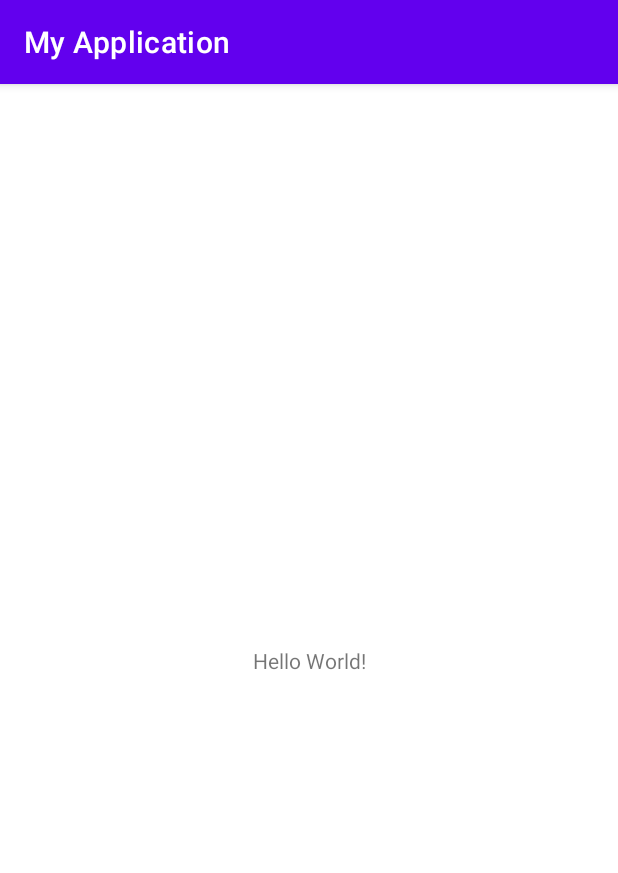
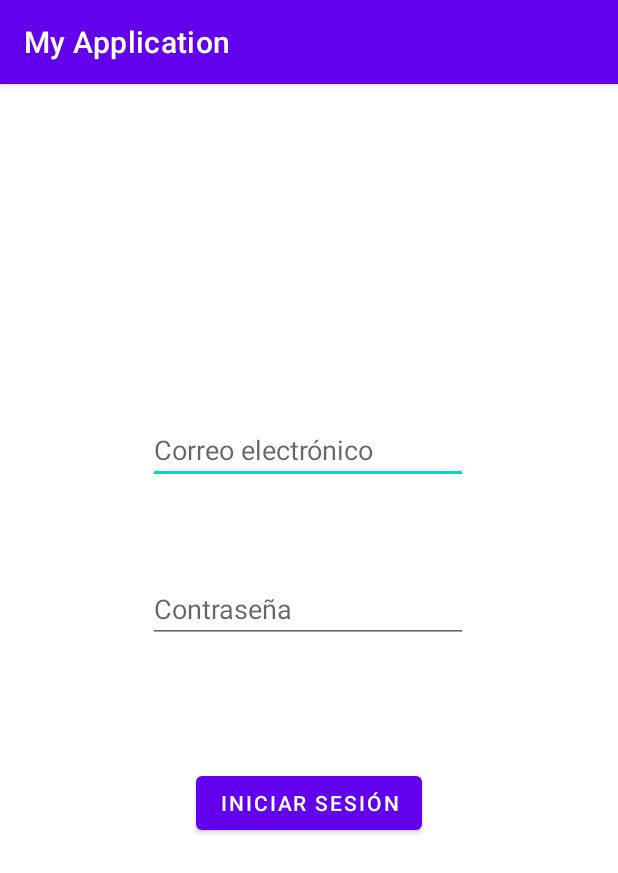
Before and after one commit to ChantalMorales/Prueba2BTopicosEspeciales, an Android app: the screen it shows after launch (MainActivity), on a phone screen of 412 x 824 dp. Shown: the top 873 px of the screen. Run offline under Robolectric (Android 15) with nearby library versions, the phone set to English and light mode, and no system bars; our stand-ins replace Firebase (no records; nobody signed in at launch, a user with empty details on screens opened directly).

```diff
--- a/Prueba/app/build.gradle
+++ b/Prueba/app/build.gradle
@@ -1,5 +1,6 @@
 plugins {
     id 'com.android.application'
+    id 'com.google.gms.google-services'
 }
 
 android {
@@ -33,6 +34,7 @@ dependencies {
     implementation 'androidx.appcompat:appcompat:1.2.0'
     implementation 'com.google.android.material:material:1.2.1'
     implementation 'androidx.constraintlayout:constraintlayout:2.0.4'
+    implementation 'com.google.firebase:firebase-auth:20.0.2'
     testImplementation 'junit:junit:4.+'
     androidTestImplementation 'androidx.test.ext:junit:1.1.2'
     androidTestImplementation 'androidx.test.espresso:espresso-core:3.3.0'
--- a/Prueba/app/src/main/java/com/example/myapplication/MainActivity.java
+++ b/Prueba/app/src/main/java/com/example/myapplication/MainActivity.java
@@ -3,12 +3,29 @@ package com.example.myapplication;
 import androidx.appcompat.app.AppCompatActivity;
 
 import android.os.Bundle;
+import android.util.Log;
+import android.view.View;
+import android.widget.EditText;
+import android.widget.TextView;
+
+import com.google.firebase.auth.FirebaseAuth;
 
 public class MainActivity extends AppCompatActivity {
+    private FirebaseAuth mAuth;
+    private EditText email;
+    private EditText password;
 
     @Override
     protected void onCreate(Bundle savedInstanceState) {
         super.onCreate(savedInstanceState);
         setContentView(R.layout.activity_main);
+        mAuth = FirebaseAuth.getInstance();
+        email=(EditText)findViewById(R.id.email);
+        password=(EditText)findViewById(R.id.password);
     }
+
+    public void login(View view){
+        mAuth.signInWithEmailAndPassword(email.getText().toString(), password.getText().toString());
+    }
+
 }
--- a/Prueba/app/src/main/res/layout/activity_main.xml
+++ b/Prueba/app/src/main/res/layout/activity_main.xml
@@ -6,13 +6,43 @@
     android:layout_height="match_parent"
     tools:context=".MainActivity">
 
-    <TextView
+    <EditText
+        android:id="@+id/email"
         android:layout_width="wrap_content"
         android:layout_height="wrap_content"
-        android:text="Hello World!"
+        android:ems="10"
+        android:hint="Correo electrónico"
+        android:inputType="textEmailAddress"
         app:layout_constraintBottom_toBottomOf="parent"
-        app:layout_constraintLeft_toLeftOf="parent"
-        app:layout_constraintRight_toRightOf="parent"
-        app:layout_constraintTop_toTopOf="parent" />
+        app:layout_constraintEnd_toEndOf="parent"
+        app:layout_constraintHorizontal_bias="0.497"
+        app:layout_constraintStart_toStartOf="parent"
+        app:layout_constraintTop_toTopOf="parent"
+        app:layout_constraintVertical_bias="0.306" />
 
+    <EditText
+        android:id="@+id/password"
+        android:layout_width="wrap_content"
+        android:layout_height="wrap_content"
+        android:ems="10"
+        android:hint="Contraseña"
+        android:inputType="textPassword"
+        app:layout_constraintBottom_toBottomOf="parent"
+        app:layout_constraintEnd_toEndOf="parent"
+        app:layout_constraintHorizontal_bias="0.497"
+        app:layout_constraintStart_toStartOf="parent"
+        app:layout_constraintTop_toTopOf="parent"
+        app:layout_constraintVertical_bias="0.453" />
+
+    <Button
+        android:id="@+id/button"
+        android:layout_width="wrap_content"
+        android:layout_height="wrap_content"
+        android:onClick="login"
+        android:text="Iniciar Sesión"
+        app:layout_constraintBottom_toBottomOf="parent"
+        app:layout_constraintEnd_toEndOf="parent"
+        app:layout_constraintStart_toStartOf="parent"
+        app:layout_constraintTop_toTopOf="parent"
+        app:layout_constraintVertical_bias="0.632" />
 </androidx.constraintlayout.widget.ConstraintLayout>
--- a/Prueba/build.gradle
+++ b/Prueba/build.gradle
@@ -6,6 +6,7 @@ buildscript {
     }
     dependencies {
         classpath "com.android.tools.build:gradle:4.1.0"
+        classpath 'com.google.gms:google-services:4.3.5'
 
         // NOTE: Do not place your application dependencies here; they belong
         // in the individual module build.gradle files
```
Also changed, not shown: 2 other files.
